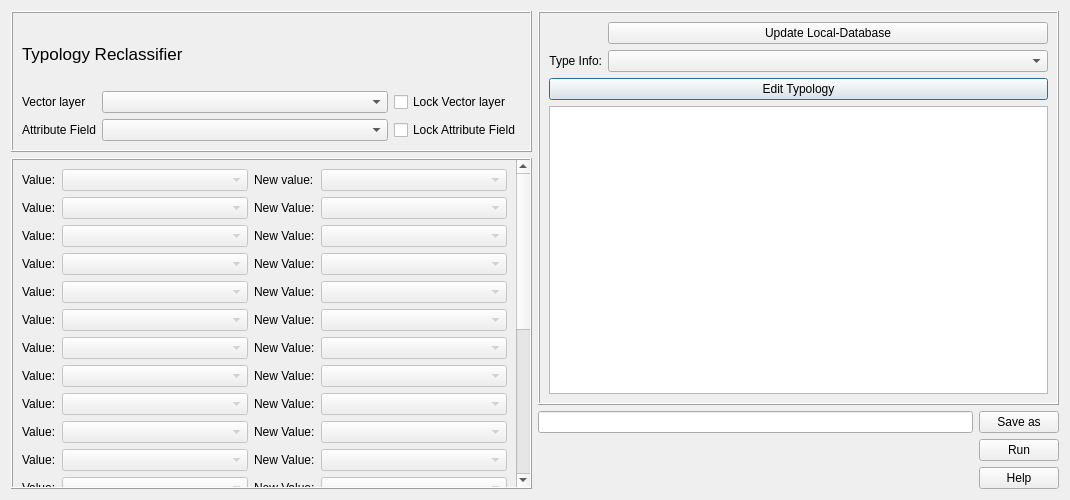
This is tabs/reclassifier_tab.ui in gusbacos/suews_database_manager as Qt 5 draws it before an edit. The edited form follows.
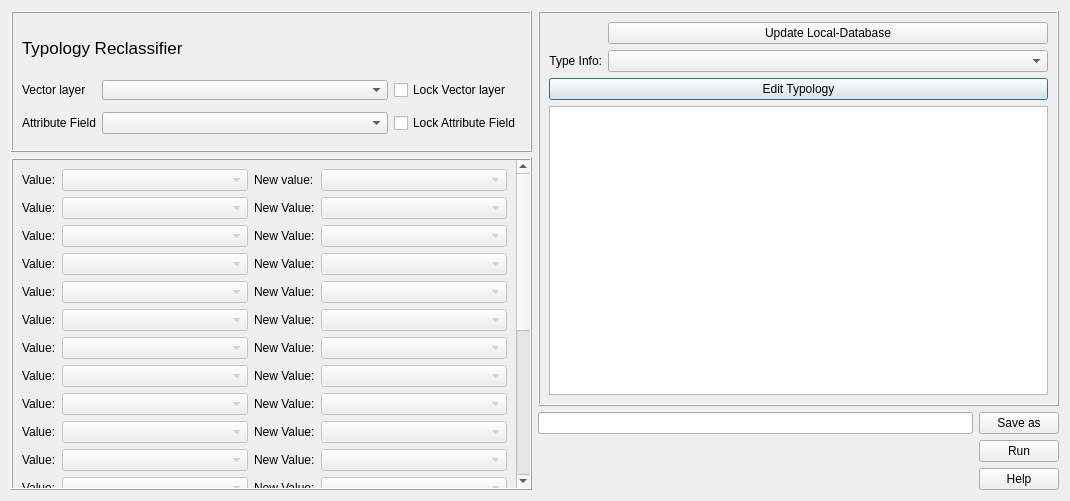
This is the edited form. Custom widgets are drawn as their Qt base class.

The edit to the form file:
```diff
--- a/tabs/reclassifier_tab.ui
+++ b/tabs/reclassifier_tab.ui
@@ -7,7 +7,7 @@
     <x>0</x>
     <y>0</y>
     <width>1070</width>
-    <height>500</height>
+    <height>501</height>
    </rect>
   </property>
   <property name="minimumSize">
@@ -31,6 +31,12 @@
      <layout class="QGridLayout" name="gridLayout">
       <item row="0" column="0" colspan="2">
        <widget class="QLabel" name="label_3">
+        <property name="maximumSize">
+         <size>
+          <width>16777215</width>
+          <height>40</height>
+         </size>
+        </property>
         <property name="font">
          <font>
           <pointsize>13</pointsize>
@@ -56,11 +62,17 @@
       <item row="1" column="1">
        <widget class="QgsMapLayerComboBox" name="comboBoxVector">
         <property name="sizePolicy">
-         <sizepolicy hsizetype="Expanding" vsizetype="Preferred">
+         <sizepolicy hsizetype="Preferred" vsizetype="Preferred">
           <horstretch>0</horstretch>
           <verstretch>0</verstretch>
          </sizepolicy>
         </property>
+        <property name="maximumSize">
+         <size>
+          <width>16777215</width>
+          <height>20</height>
+         </size>
+        </property>
        </widget>
       </item>
       <item row="1" column="2">
@@ -167,9 +179,9 @@
       <property name="geometry">
        <rect>
         <x>0</x>
-        <y>-370</y>
-        <width>496</width>
-        <height>719</height>
+        <y>0</y>
+        <width>502</width>
+        <height>584</height>
        </rect>
       </property>
       <layout class="QGridLayout" name="gridLayout_2">
```
Left out of the diff: 930 changed lines with no effect on the pictures.
